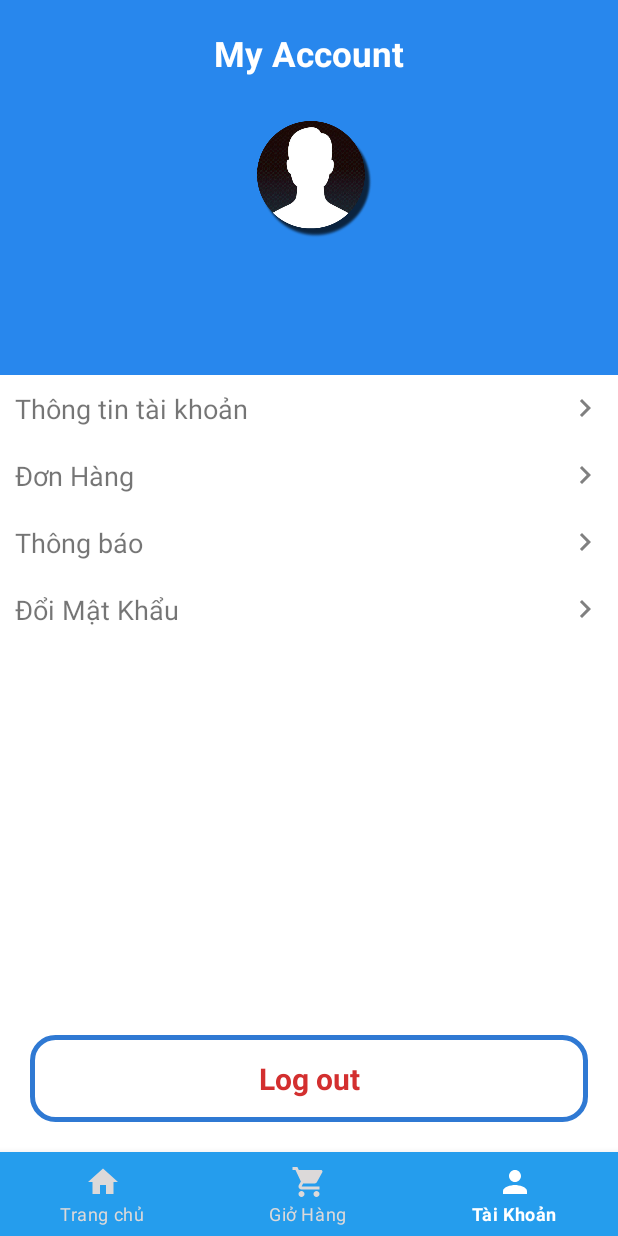
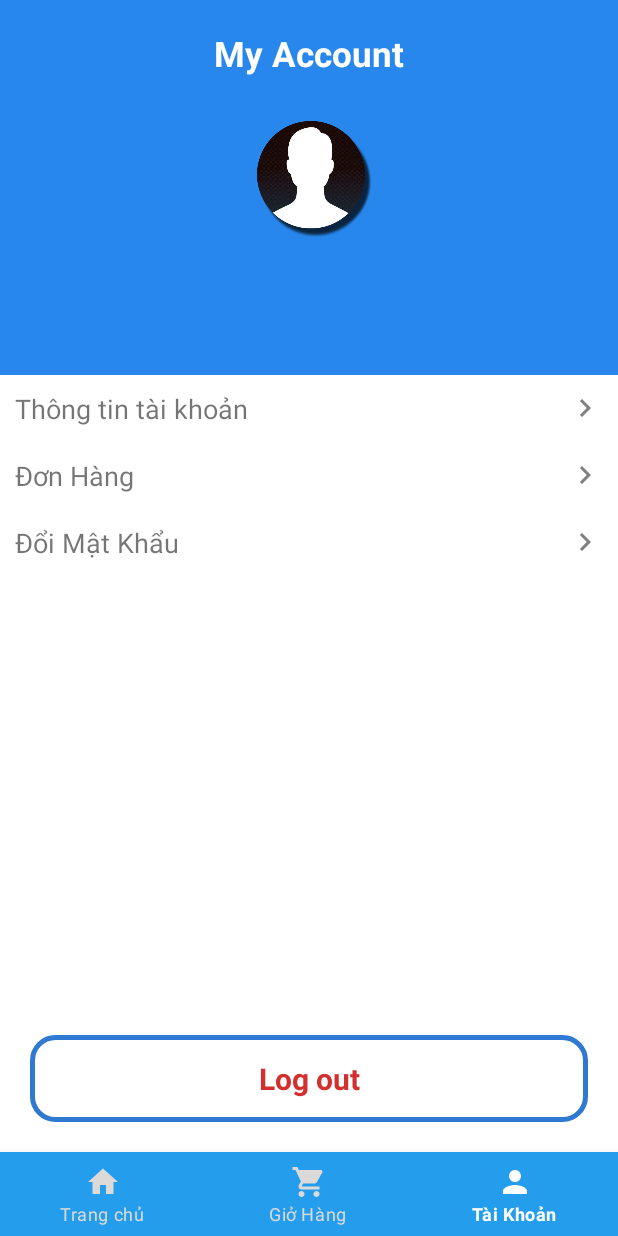
Before and after one commit to vinhnc31/nhom4_duan1, an Android app: the screen it shows after launch once a user with an empty profile is signed in (MainActivity), item 3 of the bottom bar chosen, on a phone screen of 412 x 824 dp. Run offline under Robolectric (Android 15) with nearby library versions, the light colour scheme and no system bars; our stand-ins replace CircleImageView, Firebase (no records; nobody signed in at launch, a user with empty details on screens opened directly), Picasso; libraries missing offline, so code that uses them is left out: me.relex.circleindicator; 2 statements that could not run were skipped.

Commit message:
Dat update 28/11

```diff
--- a/app/src/main/java/com/fpoly/VncStore/ChucNang/HomeFragment.java
+++ b/app/src/main/java/com/fpoly/VncStore/ChucNang/HomeFragment.java
@@ -27,6 +27,7 @@
 import com.fpoly.VncStore.Model.Photo;
 import com.fpoly.VncStore.Model.Sanpham;
 import com.fpoly.VncStore.R;
+import com.google.firebase.auth.FirebaseAuth;
 import com.google.firebase.database.DataSnapshot;
 import com.google.firebase.database.DatabaseError;
 import com.google.firebase.database.DatabaseReference;
@@ -52,6 +53,7 @@
     SanphamAdapter adaptersanpham;
     List<Sanpham> sanphamList;
     ImageView img_thongbao;
+    FirebaseAuth auth;
     private ArrayList<Danhmuc>lists=new ArrayList<>();
     private List<Photo> mlist;
     private Handler handler = new Handler();
--- a/app/src/main/java/com/fpoly/VncStore/ChucNang/TaiKhoanFragment.java
+++ b/app/src/main/java/com/fpoly/VncStore/ChucNang/TaiKhoanFragment.java
@@ -16,6 +16,7 @@
 
 import com.bumptech.glide.Glide;
 import com.fpoly.VncStore.Activity.DoiMatKhau;
+import com.fpoly.VncStore.Activity.HistoryActivity;
 import com.fpoly.VncStore.Activity.ThongTin;
 import com.fpoly.VncStore.Login.SignIn;
 import com.fpoly.VncStore.Activity.MainActivity;
@@ -26,7 +27,7 @@
 
 public class TaiKhoanFragment extends Fragment {
     public  static final String TAG = TaiKhoanFragment.class.getName();
-    TextView user1, emailuser,logout,tttk,doimk;
+    TextView user1, emailuser,logout,tttk,doimk,tv_donhang;
     ImageView img_anh;
 
     @Override
@@ -68,6 +69,10 @@
 //                    .setCustomAnimations(R.anim.last,R.anim.pop_last,R.anim.next,R.anim.pop_next)
 //                    .replace(R.id.chuyen, fragment).addToBackStack("aa1a").commit();
         });
+        tv_donhang.setOnClickListener(v ->{
+            startActivity(new Intent((MainActivity) getActivity(), HistoryActivity.class));
+            getActivity().overridePendingTransition(R.anim.enter_right_to_left,R.anim.exit_right_to_left);
+        });
     }
 
     public void Show(){
@@ -89,5 +94,6 @@
         emailuser = v.findViewById(R.id.tv_emailuser);
         logout = v.findViewById(R.id.logout);
         doimk=v.findViewById(R.id.doimk);
+        tv_donhang=v.findViewById(R.id.tv_donhang);
     }
 }
--- a/app/src/main/java/com/fpoly/VncStore/Login/SignIn.java
+++ b/app/src/main/java/com/fpoly/VncStore/Login/SignIn.java
@@ -19,6 +19,7 @@
 
 import com.fpoly.VncStore.Activity.Loading;
 import com.fpoly.VncStore.Activity.MainActivity;
+import com.fpoly.VncStore.Model.User;
 import com.fpoly.VncStore.R;
 
 import com.google.android.gms.tasks.OnCompleteListener;
@@ -108,6 +109,7 @@
                         public void onComplete(@NonNull Task<AuthResult> task) {
                             dialog.dismiss();
                             if (task.isSuccessful()) {
+
                                 startActivity(new Intent(SignIn.this, MainActivity.class));
                                 finish();
                             } else {
--- a/app/src/main/java/com/fpoly/VncStore/Login/SignUp.java
+++ b/app/src/main/java/com/fpoly/VncStore/Login/SignUp.java
@@ -33,7 +33,6 @@
     ImageView img;
     FirebaseAuth auth;
     TextInputLayout textInputLayout1, textInputLayout2, textInputLayout3, textInputLayout4, textInputLayout5, textInputLayout6;
-
 
     @Override
     protected void onCreate(Bundle savedInstanceState) {
--- /dev/null
+++ b/app/src/main/res/drawable/ic_baseline_keyboard_backspace_24_2.xml
@@ -0,0 +1,5 @@
+<vector android:autoMirrored="true" android:height="24dp"
+    android:tint="#808080" android:viewportHeight="24"
+    android:viewportWidth="24" android:width="30dp" xmlns:android="http://schemas.android.com/apk/res/android">
+    <path android:fillColor="@android:color/white" android:pathData="M21,11H6.83l3.58,-3.59L9,6l-6,6 6,6 1.41,-1.41L6.83,13H21z"/>
+</vector>
--- a/app/src/main/res/layout/fragment_tai_khoan.xml
+++ b/app/src/main/res/layout/fragment_tai_khoan.xml
@@ -66,19 +66,12 @@
             android:layout_width="match_parent"
             android:layout_height="wrap_content"/>
         <TextView
+            android:id="@+id/tv_donhang"
             android:drawableEnd="@drawable/ic_baseline_navigate_next_24"
             android:padding="10dp"
             android:textSize="18dp"
             android:paddingLeft="20dp"
             android:text="Đơn Hàng"
-            android:layout_width="match_parent"
-            android:layout_height="wrap_content"/>
-        <TextView
-            android:drawableEnd="@drawable/ic_baseline_navigate_next_24"
-            android:padding="10dp"
-            android:textSize="18dp"
-            android:paddingLeft="20dp"
-            android:text="Thông báo"
             android:layout_width="match_parent"
             android:layout_height="wrap_content"/>
         <TextView
```
Also changed, not shown: app/src/main/java/com/fpoly/VncStore/Activity/HistoryActivity.java (+19 -29 lines), app/src/main/java/com/fpoly/VncStore/ChucNang/GioHangFragment.java (+6 -2 lines), app/src/main/res/layout/activity_history.xml (+20 -27 lines).
